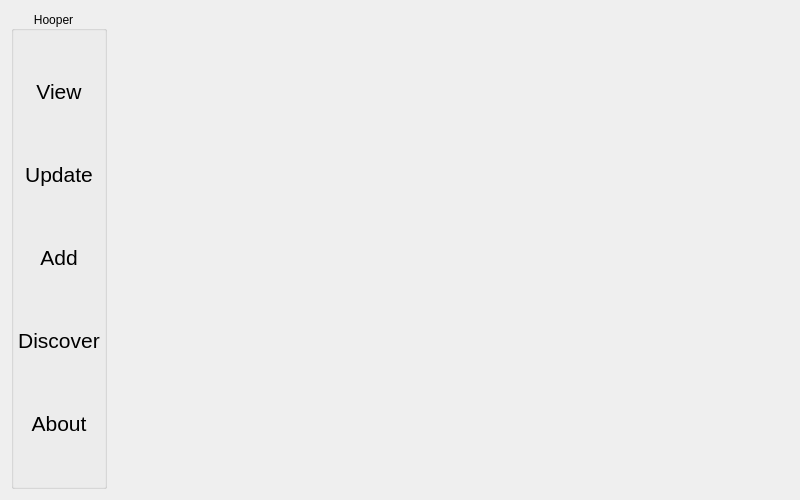
Qt form hoopergui/mainwindow.ui (VLN1-15-30/fall-project) before a commit.
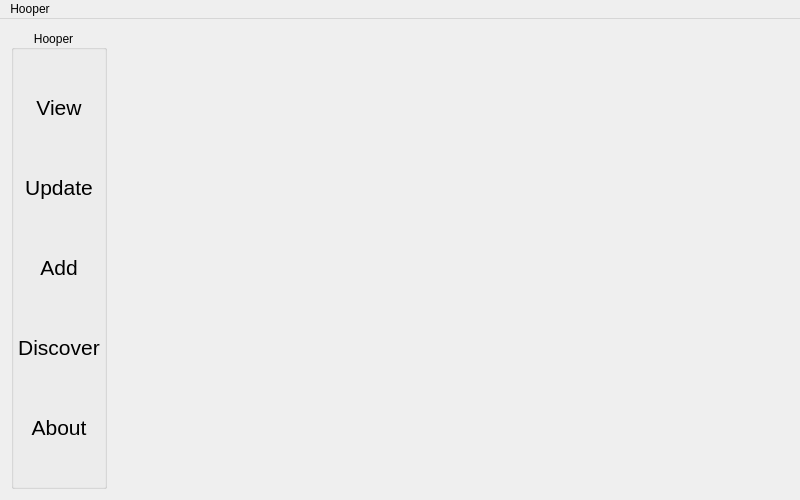
The same form after that commit. Icons and pictures are not drawn.

The edit to the form file:
```diff
--- a/hoopergui/mainwindow.ui
+++ b/hoopergui/mainwindow.ui
@@ -151,6 +151,28 @@
     </item>
    </layout>
   </widget>
+  <widget class="QMenuBar" name="menuBar">
+   <property name="geometry">
+    <rect>
+     <x>0</x>
+     <y>0</y>
+     <width>800</width>
+     <height>21</height>
+    </rect>
+   </property>
+   <widget class="QMenu" name="menuFile">
+    <property name="title">
+     <string>Hooper</string>
+    </property>
+    <addaction name="actionExit"/>
+   </widget>
+   <addaction name="menuFile"/>
+  </widget>
+  <action name="actionExit">
+   <property name="text">
+    <string>Exit</string>
+   </property>
+  </action>
  </widget>
  <layoutdefault spacing="6" margin="11"/>
  <resources>
```
